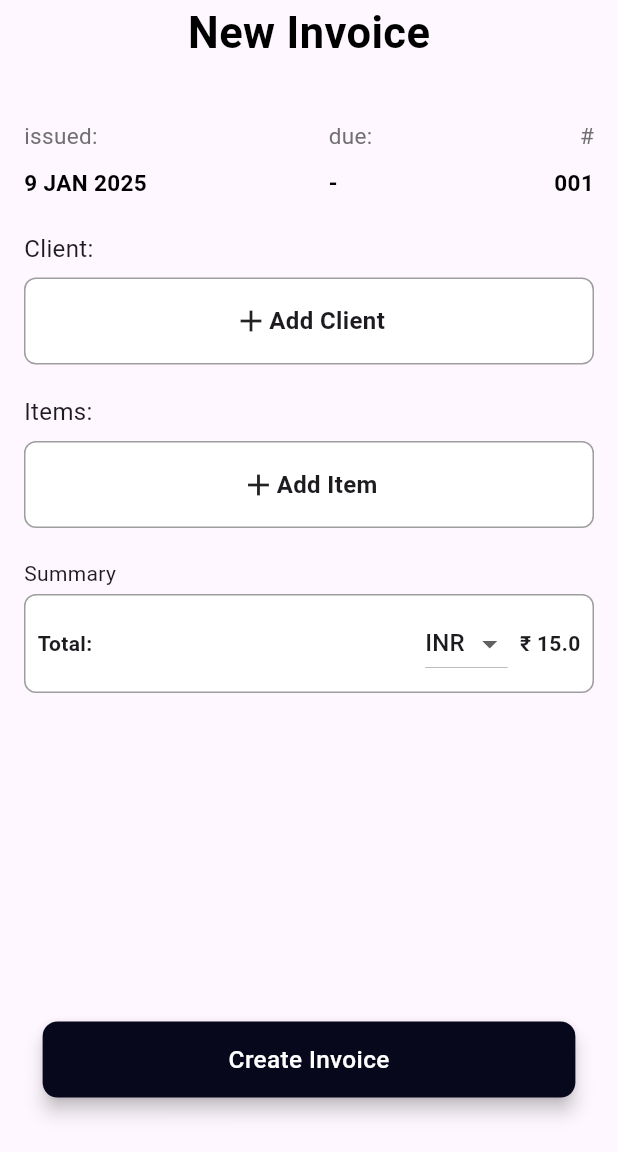
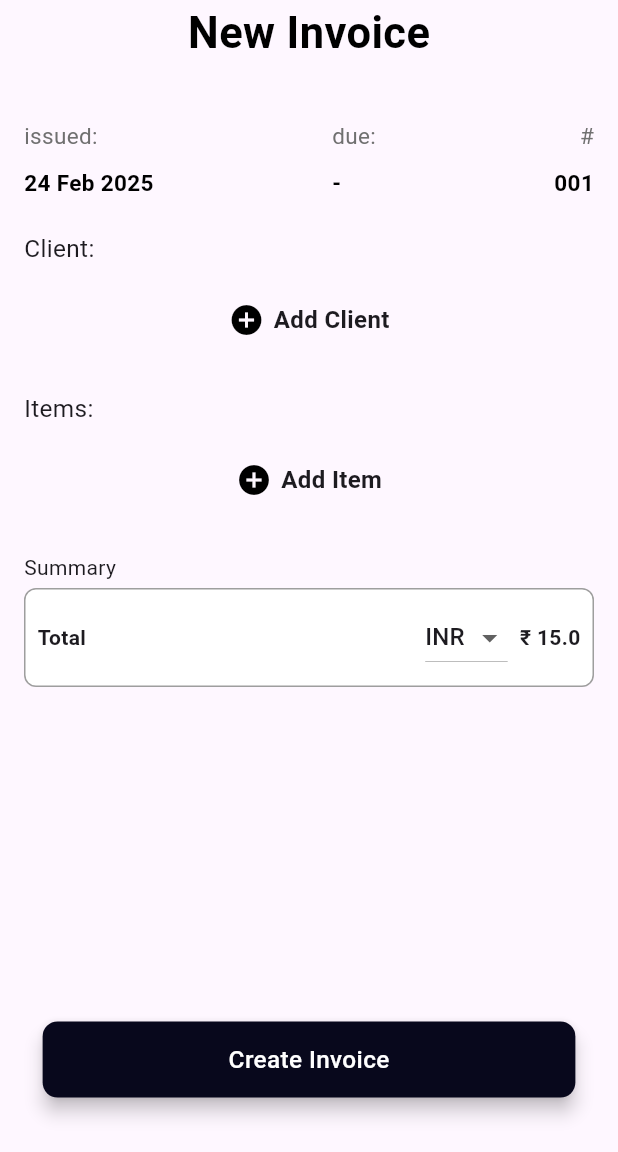
Before and after one commit to hexafoldtech/invoice-maker, a Flutter app: the NewInvoiceScreen screen opened directly, on a phone screen of 412 x 824 dp, the part 84-1236 px from its top. Run offline on Flutter 3.47's test engine with Material 3 defaults, Android fonts, the phone set to English and light mode, and no system bars; our stand-ins replace flutter_screenutil, flutter_secure_storage, hive, hive_flutter, loggy, package_info_plus; accounts and stored records are empty; Roboto replaces fonts that are missing (Helvetica Neue).

Commit message:
feat(invoice): :sparkles: refractored new invoice page

```diff
--- a/lib/core/constants/app_strings.dart
+++ b/lib/core/constants/app_strings.dart
@@ -20,7 +20,7 @@ class AppStrings {
   static const String doneText = "Done";
   static const String newInvoiceText = "New Invoice";
   static const String summaryText = "Summary";
-  static const String totalCapitalText = "Total:";
+  static const String totalCapitalText = "Total";
   static const String issuedDateText = "issued:";
   static const String dueDateText = "due:";
   static const String numberText = "#";
@@ -50,4 +50,10 @@ class AppStrings {
   static const String emailText = "Email";
   static const String addressText = "Address";
   static const String importFromContactsText = "Import from contacts";
+  static const String selectDueDateText = "Select Due Date";
+  static const String onReceiptDueDateText = "On Receipt";
+  static const String noDueDateText = "No Due Date";
+  static const String tenDaysDueDateText = "10 days";
+  static const String fifteenDaysDueDateText = "15 days";
+  static const String thirtyDaysDueDateText = "30 days";
 }
--- a/lib/view/new_invoice_screen/invoice_issued_due_section.dart
+++ b/lib/view/new_invoice_screen/invoice_issued_due_section.dart
@@ -7,11 +7,13 @@ import 'package:invoice_maker/core/utils/app_text_styles.dart';
 class InvoiceIssuedDueSection extends StatelessWidget {
   final String issuedDate;
   final String dueDate;
+  final VoidCallback dueDateOntap;
   final String id;
   const InvoiceIssuedDueSection(
       {super.key,
       required this.issuedDate,
       required this.dueDate,
+      required this.dueDateOntap,
       required this.id});
 
   @override
@@ -38,9 +40,12 @@ class InvoiceIssuedDueSection extends StatelessWidget {
                 style: AppTextStyles.helveticaNeueSmall(
                     AppColors.darkGrey, FontWeight.normal)),
             const SizedBox(height: AppSizes.s8),
-            Text(dueDate,
-                style: AppTextStyles.helveticaNeueSmall(
-                    AppColors.black, FontWeight.bold)),
+            GestureDetector(
+              onTap: dueDateOntap,
+              child: Text(dueDate,
+                  style: AppTextStyles.helveticaNeueSmall(
+                      AppColors.black, FontWeight.bold)),
+            ),
           ],
         ),
         Column(
--- a/lib/view/new_invoice_screen/new_invoice_screen.dart
+++ b/lib/view/new_invoice_screen/new_invoice_screen.dart
@@ -1,24 +1,49 @@
 import 'package:flutter/material.dart';
 import 'package:flutter_screenutil/flutter_screenutil.dart';
-import 'package:invoice_maker/core/constants/app_colors.dart';
-import 'package:invoice_maker/core/constants/app_sizes.dart';
-import 'package:invoice_maker/core/constants/app_strings.dart';
-import 'package:invoice_maker/core/utils/app_text_styles.dart';
-import 'package:invoice_maker/view/new_invoice_screen/client_section.dart';
-import 'package:invoice_maker/view/new_invoice_screen/invoice_issued_due_section.dart';
-import 'package:invoice_maker/view/new_invoice_screen/item_section.dart';
-import 'package:invoice_maker/view/new_invoice_screen/summary.dart';
+import 'package:intl/intl.dart';
+import 'client_screen.dart';
+import 'item_screen.dart';
+import 'summary.dart';
+import 'invoice_issued_due_section.dart';
 import '../widgets/custom_app_bar.dart';
 import '../widgets/custom_floating_button.dart';
+import '../widgets/custom_new_invoice_screen_button.dart';
+import '../../core/utils/app_text_styles.dart';
+import '../../core/utils/bottom_sheet.dart';
+import '../../core/utils/extensions/due_date_calculator.dart';
+import '../../core/constants/global_key.dart';
+import '../../core/constants/app_colors.dart';
+import '../../core/constants/app_sizes.dart';
+import '../../core/constants/app_strings.dart';
 
 class NewInvoiceScreen extends StatefulWidget {
   const NewInvoiceScreen({super.key});
 
   @override
-  _NewInvoiceScreenState createState() => _NewInvoiceScreenState();
+  State<NewInvoiceScreen> createState() => _NewInvoiceScreenState();
 }
 
 class _NewInvoiceScreenState extends State<NewInvoiceScreen> {
+  var ctx = navigatorKey.currentContext!;
+
+  String dueDate = "-";
+
+  String formattedDate = DateFormat('dd MMM yyyy').format(DateTime.now());
+
+  void _updateDueDate(String newDate) {
+    setState(() {
+      dueDate = newDate;
+    });
+  }
+
+  List<MapEntry<String, int>> dueDateOptions = [
+    const MapEntry(AppStrings.noDueDateText, 0),
+    const MapEntry(AppStrings.onReceiptDueDateText, 0),
+    const MapEntry(AppStrings.tenDaysDueDateText, 10),
+    const MapEntry(AppStrings.fifteenDaysDueDateText, 15),
+    const MapEntry(AppStrings.thirtyDaysDueDateText, 30),
+    const MapEntry(AppStrings.cancelText, -1) //  used to close the bottom sheet
+  ];
   @override
   Widget build(BuildContext context) {
     return Scaffold(
@@ -26,7 +51,17 @@ class _NewInvoiceScreenState extends State<NewInvoiceScreen> {
         appBarType: AppBarType.create,
         onCancel: () => Navigator.pop(context),
       ),
-      body: Center(
+      floatingActionButton: CustomFloatingButton(
+          padding: EdgeInsets.only(bottom: AppSizes.s20.r),
+          text: AppStrings.createInvoice,
+          onPressed: () {}),
+      floatingActionButtonLocation: FloatingActionButtonLocation.centerFloat,
+      body: _buildMainUI(),
+    );
+  }
+
+  Widget _buildMainUI() {
+    return Center(
       child: Column(
         children: [
           Text(
@@ -37,39 +72,52 @@ class _NewInvoiceScreenState extends State<NewInvoiceScreen> {
           const SizedBox(
             height: AppSizes.s20,
           ),
-            const Padding(
-              padding: EdgeInsets.all(AppSizes.s16),
+          Padding(
+            padding: const EdgeInsets.all(AppSizes.s16),
             child: Column(
               crossAxisAlignment: CrossAxisAlignment.start,
               children: [
                 InvoiceIssuedDueSection(
-                    issuedDate: '9 JAN 2025',
-                    dueDate: '-',
+                  dueDateOntap: () {
+                    CustomBottomSheet(
+                      type: CustomBottomSheetType.floating,
+                      header: const Text(AppStrings.selectDueDateText),
+                      mainContent: Column(
+                        children:
+                            [].addDueDateItems(dueDateOptions, (selectedDate) {
+                          if (selectedDate != AppStrings.cancelText) {
+                            _updateDueDate(selectedDate);
+                          }
+                          Navigator.pop(ctx);
+                        }),
+                      ),
+                    ).showCustomBottomSheet();
+                  },
+                  issuedDate: formattedDate,
+                  dueDate: dueDate,
                   id: '001',
                 ),
-                  SizedBox(
-                    height: AppSizes.s20,
+                const SizedBox(height: AppSizes.s20),
+                const CustomNewInvoiceScreenButton(
+                  appbarTitle: AppStrings.addClientText,
+                  title: AppStrings.addClientText,
+                  header: AppStrings.clientText,
+                  mainChild: ClientScreen(),
                 ),
-                  ClientSection(),
-                  SizedBox(
-                    height: AppSizes.s20,
+                const SizedBox(height: AppSizes.s20),
+                const CustomNewInvoiceScreenButton(
+                  appbarTitle: AppStrings.newitemsText,
+                  title: AppStrings.addItemText,
+                  header: AppStrings.itemsText,
+                  mainChild: ItemScreen(),
                 ),
-                  ItemSection(),
-                  SizedBox(
-                    height: AppSizes.s20,
-                  ),
-                  Summary(amount: 15.00),
+                const SizedBox(height: AppSizes.s20),
+                const Summary(amount: 15.00),
               ],
             ),
-            ),
+          )
         ],
       ),
-      ),
-      floatingActionButton: CustomFloatingButton(
-          padding: EdgeInsets.only(bottom: AppSizes.s20.r),
-          text: AppStrings.createInvoice,
-          onPressed: () {}),
-      floatingActionButtonLocation: FloatingActionButtonLocation.centerFloat,
     );
   }
 }
--- /dev/null
+++ b/lib/view/widgets/custom_new_invoice_screen_button.dart
@@ -0,0 +1,97 @@
+import 'package:flutter/material.dart';
+import 'package:flutter_screenutil/flutter_screenutil.dart';
+import '../../core/utils/bottom_sheet.dart';
+import '../../core/utils/app_text_styles.dart';
+import '../../core/constants/app_colors.dart';
+import '../../core/constants/global_key.dart';
+import '../../core/constants/app_fonts_styles.dart';
+import '../../core/constants/app_sizes.dart';
+import '../../core/constants/app_strings.dart';
+
+class CustomNewInvoiceScreenButton extends StatelessWidget {
+  final Widget mainChild;
+  final String header;
+  final String title;
+  final String appbarTitle;
+  const CustomNewInvoiceScreenButton(
+      {super.key,
+      required this.mainChild,
+      required this.header,
+      required this.title,
+      required this.appbarTitle});
+
+  @override
+  Widget build(BuildContext context) {
+    var ctx = navigatorKey.currentContext!;
+    return Column(
+      crossAxisAlignment: CrossAxisAlignment.start,
+      children: [
+        Text(header, style: TextStyle(fontSize: AppSizes.s16.r)),
+        const SizedBox(height: AppSizes.s8),
+        GestureDetector(
+          onTap: () {
+            CustomBottomSheet(
+              type: CustomBottomSheetType.fixed,
+              fixedheightFactor: 0.9,
+              header: _buildHeader(ctx),
+              mainContent: Expanded(child: mainChild),
+            ).showCustomBottomSheet();
+          },
+          child: Container(
+            width: double.infinity,
+            padding: const EdgeInsets.all(AppSizes.s16),
+            child: Row(
+              mainAxisAlignment: MainAxisAlignment.center,
+              children: [
+                const Icon(
+                  Icons.add_circle_outlined,
+                  color: AppColors.black,
+                ),
+                SizedBox(
+                  width: AppSizes.s6.r,
+                ),
+                Text(
+                  title,
+                  style: const TextStyle(
+                      fontSize: AppSizes.s16, fontWeight: FontWeight.bold),
+                ),
+              ],
+            ),
+          ),
+        ),
+      ],
+    );
+  }
+
+  Widget _buildHeader(BuildContext ctx) {
+    return Row(
+      mainAxisAlignment: MainAxisAlignment.spaceBetween,
+      children: [
+        GestureDetector(
+          onTap: () => Navigator.pop(ctx),
+          child: Padding(
+            padding: EdgeInsets.only(left: AppSizes.s12.r),
+            child: Text(
+              AppStrings.cancelText,
+              style: AppTextStyles.helveticaNeue(
+                  AppColors.black, FontWeightStyles.regular, AppSizes.s17.r),
+            ),
+          ),
+        ),
+        Text(
+          appbarTitle,
+          style: AppTextStyles.helveticaNeue(
+              AppColors.black, FontWeightStyles.bold, AppSizes.s17.r),
+        ),
+        Opacity(
+          opacity: 0,
+          child: Text(
+            AppStrings.cancelText,
+            style: AppTextStyles.helveticaNeue(
+                AppColors.black, FontWeightStyles.regular, AppSizes.s20.r),
+          ),
+        ),
+      ],
+    );
+  }
+}
```
Also changed, not shown: lib/core/utils/bottom_sheet.dart (+85 -36 lines), lib/core/utils/extensions/due_date_calculator.dart (added, +59 -0 lines). Lines whose indentation alone changed are shown as unchanged.
